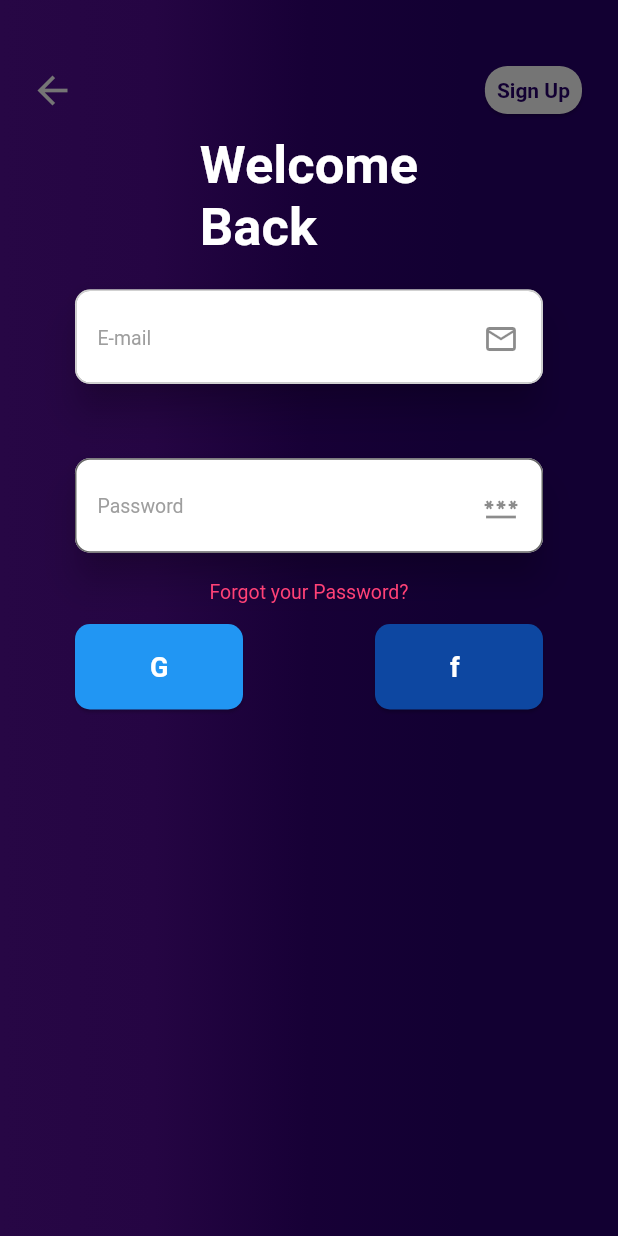
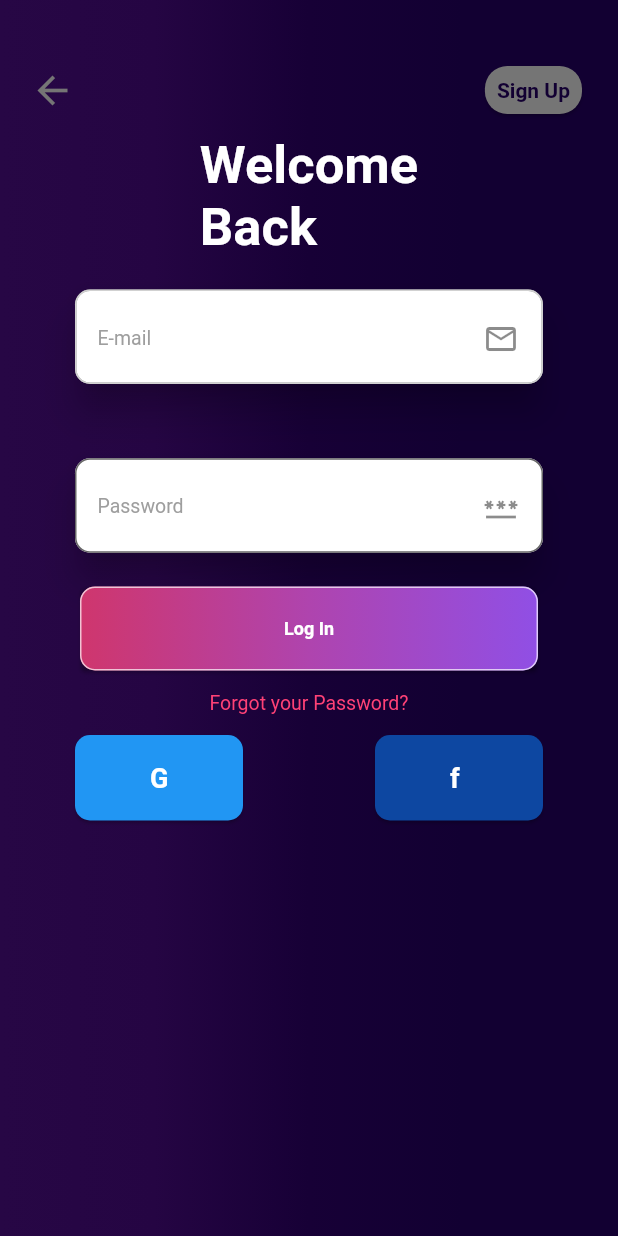
Before and after one commit to piush-terminalwitchcraft/Dhatnoon-frontend, a Flutter app: the screen it shows after launch, on a phone screen of 412 x 824 dp. Run offline on Flutter 3.47's test engine with Material 2 defaults, Android fonts, the phone set to English and light mode, and no system bars; our stand-ins replace accordion, animate_do, audioplayers, awesome_notifications, camera, cloud_firestore and 10 more; missing offline and left inert: agora_uikit, bouncy_widget, clickable_list_wheel_view, curved_drawer_fork, day_night_time_picker, record and 1 more; accounts and stored records are empty.

Commit message:
fixed login nav

```diff
--- a/lib/screens/login.dart
+++ b/lib/screens/login.dart
@@ -181,7 +181,40 @@ class _LogInState extends State<LogIn> {
                     ),
                   ),
                   SizedBox(height: 10,),
+                  InkWell(
+                    onTap: () => signIn(),
+                    child: Card(
+                      color: Colors.transparent,
+                      child: Container(
+                        decoration: BoxDecoration(
+                          borderRadius: BorderRadius.all(Radius.circular(10)),
+                          border: Border.all(
+                            color: Colors.white70,
+                          ),
+                          gradient: LinearGradient(
+                            colors: [
+                              Color(0xffcf366d),
+                              Color(0xffaf44ae),
+                              Color(0xff904fe5)
+                            ],
+                          ),
+                        ),
+                        child: Padding(
+                          padding: const EdgeInsets.fromLTRB(135, 20, 135, 20),
+                          child: Text(
+                            "Log In",
+                            style: TextStyle(
+                              color: Colors.white,
+                              fontWeight: FontWeight.bold,
+                              fontSize: 12,
+                            ),
+                          ),
+                        ),
+                      ),
+                    ),
+                  ),
 
+                  SizedBox(height: 10,),
                   Text(
                     "Forgot your Password?",
                     style: TextStyle(
@@ -389,11 +422,12 @@ class _LogInState extends State<LogIn> {
           .signInWithEmailAndPassword(
           email: _emailController.text.trim(),
           password: _passwordController.text.trim())
-          .then((userCredential) {});
+          .then((userCredential) {
+        print("Success");
+        Get.to(MyHomePage());
+      });
     } on FirebaseAuthException catch (e) {
       print(e.toString());
     }
-
-    navigatorkey.currentState!.popUntil((route) => route.isFirst);
   }
 }
```
Lines whose indentation alone changed are shown as unchanged.
